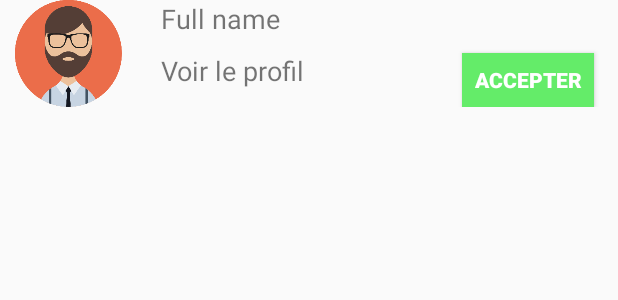
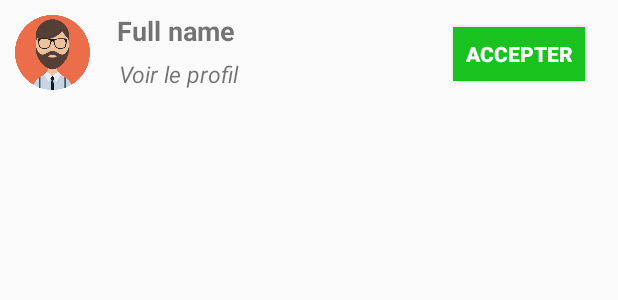
Before and after one commit to MejdaouiSoufiane/ServicesDeMaintenance, an Android app: the layout item.xml on its own in the app's theme, with its tools: preview values and no code run, on a phone screen of 412 x 824 dp. Shown: the top 300 px of the screen. Run offline under Robolectric (Android 15) with nearby library versions, the phone set to English and light mode, and no system bars.

Commit message:
Final Updates

```diff
--- a/app/src/main/java/com/mejdaoui/servicesdemaintenance/Fragement/ListDemande.java
+++ b/app/src/main/java/com/mejdaoui/servicesdemaintenance/Fragement/ListDemande.java
@@ -72,7 +72,7 @@ public class ListDemande extends Fragment {
         Bundle bundle = this.getArguments();
         if (bundle != null) {
             type = bundle.getString("TYPE");
-            Toast.makeText(getActivity().getBaseContext().getApplicationContext(), type , Toast.LENGTH_SHORT).show();
+            //Toast.makeText(getActivity().getBaseContext().getApplicationContext(), type , Toast.LENGTH_SHORT).show();
 
         }
 
--- a/app/src/main/java/com/mejdaoui/servicesdemaintenance/ListFonct.java
+++ b/app/src/main/java/com/mejdaoui/servicesdemaintenance/ListFonct.java
@@ -156,12 +156,13 @@ public class ListFonct extends AppCompatActivity {
                                                 @Override
                                                 public void onDataChange(@NonNull DataSnapshot dataSnapshot) {
                                                     String etat = dataSnapshot.child("etat").getValue(String.class);
-                                                    if(etat.equals("en cours")){
+                                                    if(etat.equals("En Cours")){
                                                         Toast.makeText(ListFonct.this, "Vous avez déjà choisi un fonctionnaie pour ce travail. Vous ne pouvez pas choisir un autre.", Toast.LENGTH_SHORT).show();
                                                     }
                                                     else{
-                                                        dbref.child("etat").setValue("en cours");
+                                                        dbref.child("etat").setValue("En Cours");
                                                         dbref.child("employe").setValue(id);
+                                                        Toast.makeText(ListFonct.this, "Le fonctionnaire choisi sera notifié.", Toast.LENGTH_SHORT).show();
 
                                                         startActivity(new Intent(ListFonct.this, ClientHome.class));
                                                     }
--- a/app/src/main/res/layout/activity_detail_demande_clt.xml
+++ b/app/src/main/res/layout/activity_detail_demande_clt.xml
@@ -283,6 +283,7 @@
             app:layout_constraintStart_toStartOf="parent"
             app:layout_constraintTop_toBottomOf="@id/ccc">
 
+
             <LinearLayout
                 android:layout_width="match_parent"
                 android:layout_height="wrap_content">
--- a/app/src/main/res/layout/activity_list_fonct.xml
+++ b/app/src/main/res/layout/activity_list_fonct.xml
@@ -18,10 +18,8 @@
     <androidx.recyclerview.widget.RecyclerView
         android:id="@+id/list"
         android:layout_width="match_parent"
-        android:layout_height="wrap_content"
+        android:layout_height="150dp"
         android:layout_below="@+id/toolb"
-        android:layout_alignParentBottom="true"
-        android:layout_marginTop="3dp"
-        android:layout_marginBottom="355dp" />
+        android:layout_marginTop="3dp" />
 
 </RelativeLayout>
--- a/app/src/main/res/layout/item.xml
+++ b/app/src/main/res/layout/item.xml
@@ -3,13 +3,14 @@
     xmlns:app="http://schemas.android.com/apk/res-auto"
     xmlns:tools="http://schemas.android.com/tools"
     android:orientation="vertical" android:layout_width="match_parent"
-    android:layout_height="wrap_content">
+    android:layout_height="70dp">
 
     <ImageView
         android:id="@+id/img"
-        android:layout_width="91dp"
-        android:layout_height="71dp"
+        android:layout_width="50dp"
+        android:layout_height="50dp"
         android:src="@drawable/man"
+        android:layout_marginLeft="10dp"
         app:layout_constraintBottom_toBottomOf="parent"
         app:layout_constraintStart_toStartOf="parent"
         app:layout_constraintTop_toTopOf="parent" />
@@ -19,7 +20,9 @@
         android:layout_width="wrap_content"
         android:layout_height="wrap_content"
         android:text="Full name"
+        android:textStyle="bold"
         android:textSize="18sp"
+        android:layout_marginTop="8dp"
         app:layout_constraintBottom_toBottomOf="parent"
         app:layout_constraintEnd_toEndOf="parent"
         app:layout_constraintHorizontal_bias="0.065"
@@ -33,23 +36,24 @@
         android:layout_height="wrap_content"
         android:layout_marginTop="8dp"
         android:text="Voir le profil"
-        android:textSize="18sp"
+        android:textStyle="italic"
+        android:textSize="15sp"
+        android:layout_marginBottom="10dp"
         app:layout_constraintBottom_toBottomOf="parent"
         app:layout_constraintEnd_toEndOf="parent"
         app:layout_constraintHorizontal_bias="0.071"
         app:layout_constraintStart_toEndOf="@+id/img"
-        app:layout_constraintTop_toBottomOf="@+id/fullName"
         app:layout_constraintVertical_bias="0.133" />
 
     <Button
         android:id="@+id/accept"
         android:layout_width="88dp"
         android:layout_height="36dp"
-        android:background="#64EC69"
+        android:background="#1AC220"
         android:text="Accepter"
         android:textColor="#fff"
         android:textStyle="bold"
-        app:layout_constraintBottom_toBottomOf="parent"
+        android:layout_marginTop="18dp"
         app:layout_constraintEnd_toEndOf="parent"
         app:layout_constraintHorizontal_bias="0.866"
         app:layout_constraintStart_toEndOf="@+id/profile"
--- a/app/src/main/res/layout/rv_commande_items.xml
+++ b/app/src/main/res/layout/rv_commande_items.xml
@@ -55,7 +55,6 @@
             android:id="@+id/item_etat"
             android:layout_width="wrap_content"
             android:layout_height="wrap_content"
-
             android:layout_below="@+id/item_description"
             android:layout_marginStart="15dp"
             android:layout_marginLeft="12dp"
@@ -63,6 +62,7 @@
             android:layout_toEndOf="@+id/item_image"
             android:layout_toRightOf="@+id/item_image"
             android:background="@drawable/capsule"
+            android:textColor="#fff"
             android:gravity="center"
             android:text="Etat"
             android:textSize="12sp"
--- a/app/src/main/res/layout/tabs.xml
+++ b/app/src/main/res/layout/tabs.xml
@@ -17,7 +17,7 @@
     <androidx.viewpager.widget.ViewPager
         android:id="@+id/request_orders_view_pager"
         android:layout_width="match_parent"
-        android:layout_height="wrap_content"
+        android:layout_height="150dp"
         android:layout_below="@+id/request_orders_tabs" />
 
 
```
